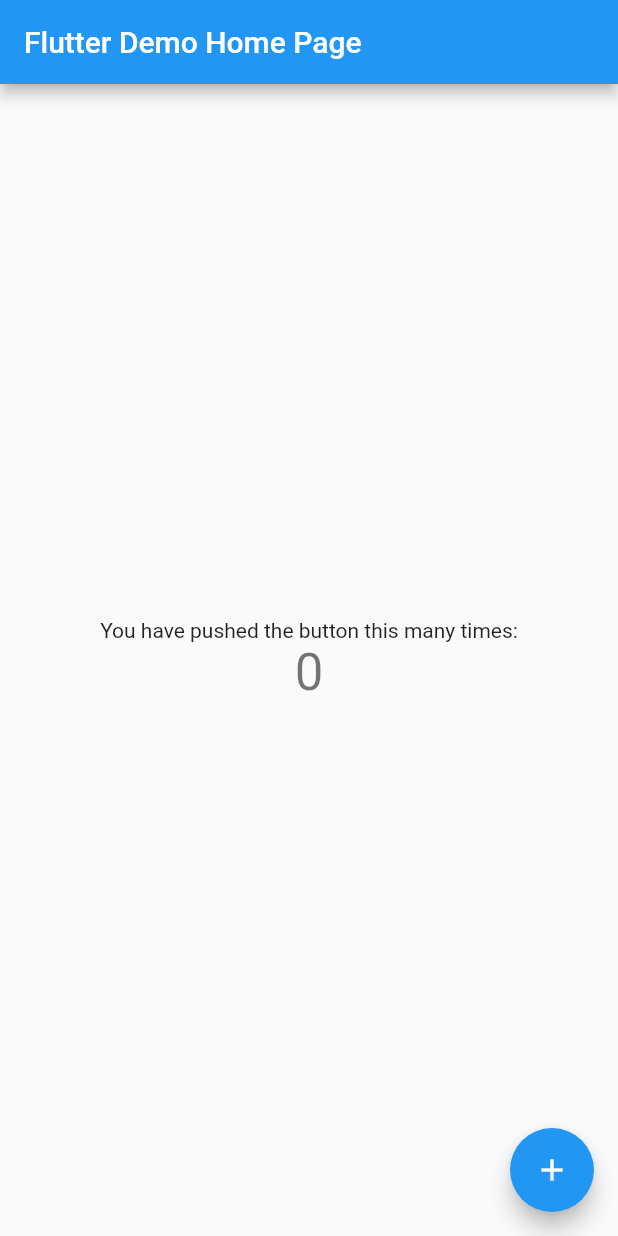
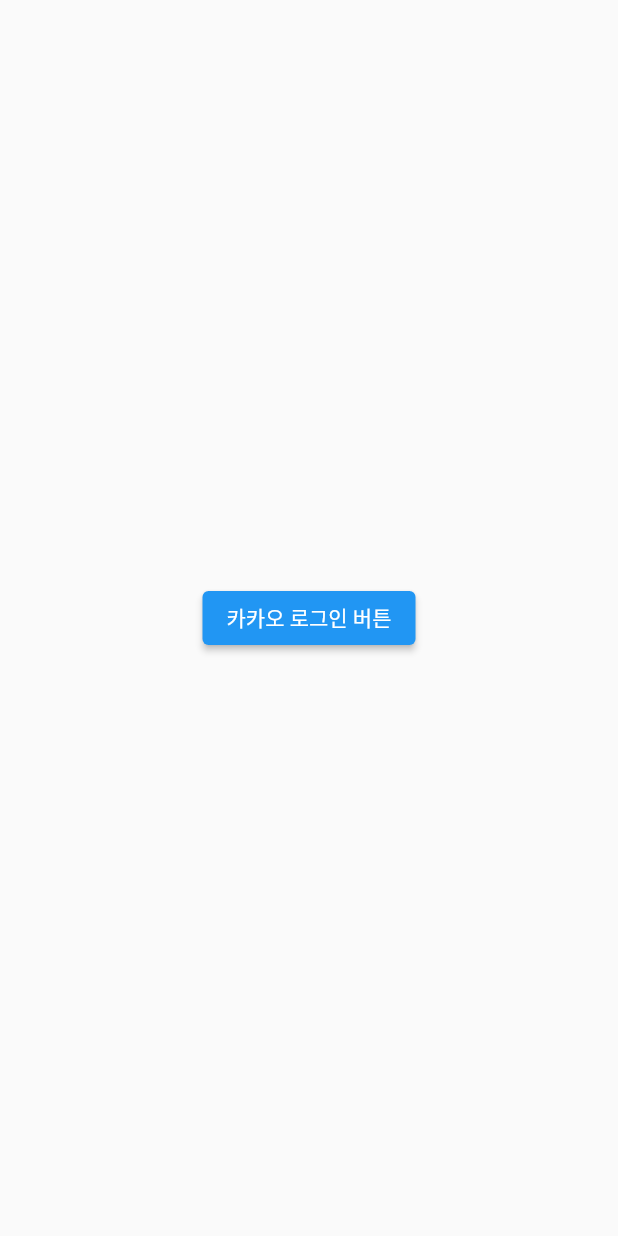
Before and after one commit to JaehyunYoo/flutter_kakao_login, a Flutter app: the screen it shows after launch, on a phone screen of 412 x 824 dp. Run offline on Flutter 3.47's test engine with Material 2 defaults, Android fonts, the phone set to English and light mode, and no system bars; missing offline and left inert: kakao_flutter_sdk.

Commit message:
flutter kakao login example completion

```diff
--- a/lib/main.dart
+++ b/lib/main.dart
@@ -1,115 +1,12 @@
 import 'package:flutter/material.dart';
+import 'package:flutter_kakao_login_example/screens/home_screen.dart';
+import 'package:kakao_flutter_sdk/kakao_flutter_sdk.dart';
 
 void main() {
-  runApp(const MyApp());
+  KakaoSdk.init(nativeAppKey: 'ed6b6585a5003b6e98851f6a6b75ab6f');
+  runApp(
+    MaterialApp(
+      home: HomeScreen(),
+    ),
+  );
 }
-
-class MyApp extends StatelessWidget {
-  const MyApp({Key? key}) : super(key: key);
-
-  // This widget is the root of your application.
-  @override
-  Widget build(BuildContext context) {
-    return MaterialApp(
-      title: 'Flutter Demo',
-      theme: ThemeData(
-        // This is the theme of your application.
-        //
-        // Try running your application with "flutter run". You'll see the
-        // application has a blue toolbar. Then, without quitting the app, try
-        // changing the primarySwatch below to Colors.green and then invoke
-        // "hot reload" (press "r" in the console where you ran "flutter run",
-        // or simply save your changes to "hot reload" in a Flutter IDE).
-        // Notice that the counter didn't reset back to zero; the application
-        // is not restarted.
-        primarySwatch: Colors.blue,
-      ),
-      home: const MyHomePage(title: 'Flutter Demo Home Page'),
-    );
-  }
-}
-
-class MyHomePage extends StatefulWidget {
-  const MyHomePage({Key? key, required this.title}) : super(key: key);
-
-  // This widget is the home page of your application. It is stateful, meaning
-  // that it has a State object (defined below) that contains fields that affect
-  // how it looks.
-
-  // This class is the configuration for the state. It holds the values (in this
-  // case the title) provided by the parent (in this case the App widget) and
-  // used by the build method of the State. Fields in a Widget subclass are
-  // always marked "final".
-
-  final String title;
-
-  @override
-  State<MyHomePage> createState() => _MyHomePageState();
-}
-
-class _MyHomePageState extends State<MyHomePage> {
-  int _counter = 0;
-
-  void _incrementCounter() {
-    setState(() {
-      // This call to setState tells the Flutter framework that something has
-      // changed in this State, which causes it to rerun the build method below
-      // so that the display can reflect the updated values. If we changed
-      // _counter without calling setState(), then the build method would not be
-      // called again, and so nothing would appear to happen.
-      _counter++;
-    });
-  }
-
-  @override
-  Widget build(BuildContext context) {
-    // This method is rerun every time setState is called, for instance as done
-    // by the _incrementCounter method above.
-    //
-    // The Flutter framework has been optimized to make rerunning build methods
-    // fast, so that you can just rebuild anything that needs updating rather
-    // than having to individually change instances of widgets.
-    return Scaffold(
-      appBar: AppBar(
-        // Here we take the value from the MyHomePage object that was created by
-        // the App.build method, and use it to set our appbar title.
-        title: Text(widget.title),
-      ),
-      body: Center(
-        // Center is a layout widget. It takes a single child and positions it
-        // in the middle of the parent.
-        child: Column(
-          // Column is also a layout widget. It takes a list of children and
-          // arranges them vertically. By default, it sizes itself to fit its
-          // children horizontally, and tries to be as tall as its parent.
-          //
-          // Invoke "debug painting" (press "p" in the console, choose the
-          // "Toggle Debug Paint" action from the Flutter Inspector in Android
-          // Studio, or the "Toggle Debug Paint" command in Visual Studio Code)
-          // to see the wireframe for each widget.
-          //
-          // Column has various properties to control how it sizes itself and
-          // how it positions its children. Here we use mainAxisAlignment to
-          // center the children vertically; the main axis here is the vertical
-          // axis because Columns are vertical (the cross axis would be
-          // horizontal).
-          mainAxisAlignment: MainAxisAlignment.center,
-          children: <Widget>[
-            const Text(
-              'You have pushed the button this many times:',
-            ),
-            Text(
-              '$_counter',
-              style: Theme.of(context).textTheme.headline4,
-            ),
-          ],
-        ),
-      ),
-      floatingActionButton: FloatingActionButton(
-        onPressed: _incrementCounter,
-        tooltip: 'Increment',
-        child: const Icon(Icons.add),
-      ), // This trailing comma makes auto-formatting nicer for build methods.
-    );
-  }
-}
--- /dev/null
+++ b/lib/screens/home_screen.dart
@@ -0,0 +1,37 @@
+import 'package:flutter/material.dart';
+import 'package:kakao_flutter_sdk/kakao_flutter_sdk.dart';
+
+class HomeScreen extends StatelessWidget {
+  const HomeScreen({Key? key}) : super(key: key);
+
+  Future<void> kakaoLogin() async {
+    final isInstalledKakaoTalk = await isKakaoTalkInstalled();
+    if (isInstalledKakaoTalk) {
+      try {
+        OAuthToken token = await UserApi.instance.loginWithKakaoTalk();
+        print('로그인성공:$token');
+      } catch (error) {
+        print('로그인 실패 $error');
+      }
+    } else {
+      try {
+        OAuthToken token = await UserApi.instance.loginWithKakaoAccount();
+        print('로그인성공:$token');
+      } catch (error) {
+        print('로그인 실패 $error');
+      }
+    }
+  }
+
+  @override
+  Widget build(BuildContext context) {
+    return Scaffold(
+      body: Center(
+        child: ElevatedButton(
+          child: Text('카카오 로그인 버튼'),
+          onPressed: kakaoLogin,
+        ),
+      ),
+    );
+  }
+}
--- a/pubspec.yaml
+++ b/pubspec.yaml
@@ -34,6 +34,7 @@ dependencies:
   # The following adds the Cupertino Icons font to your application.
   # Use with the CupertinoIcons class for iOS style icons.
   cupertino_icons: ^1.0.2
+  kakao_flutter_sdk: ^1.1.0
 
 dev_dependencies:
   flutter_test:
```
Also changed, not shown: pubspec.lock, 8 other files.
